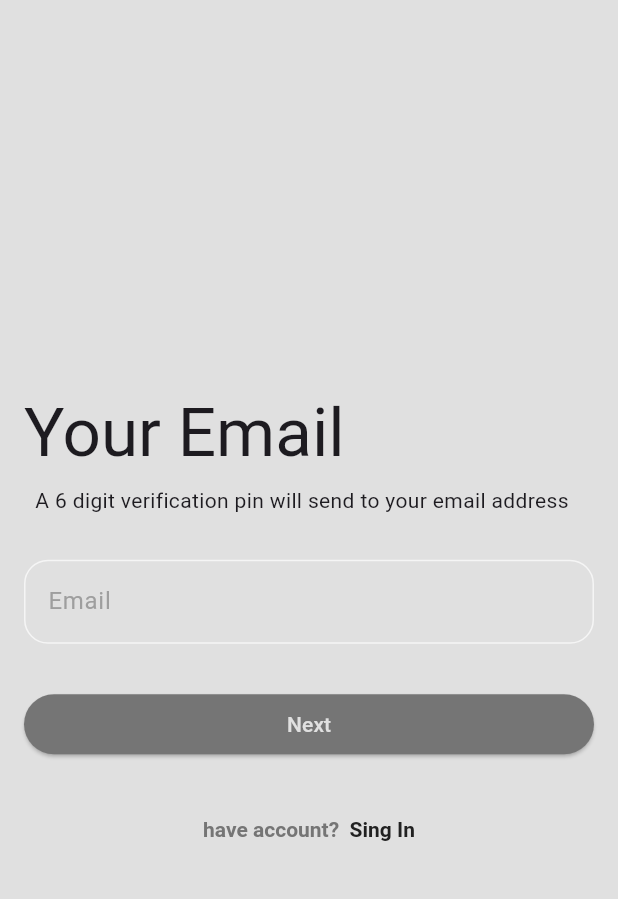
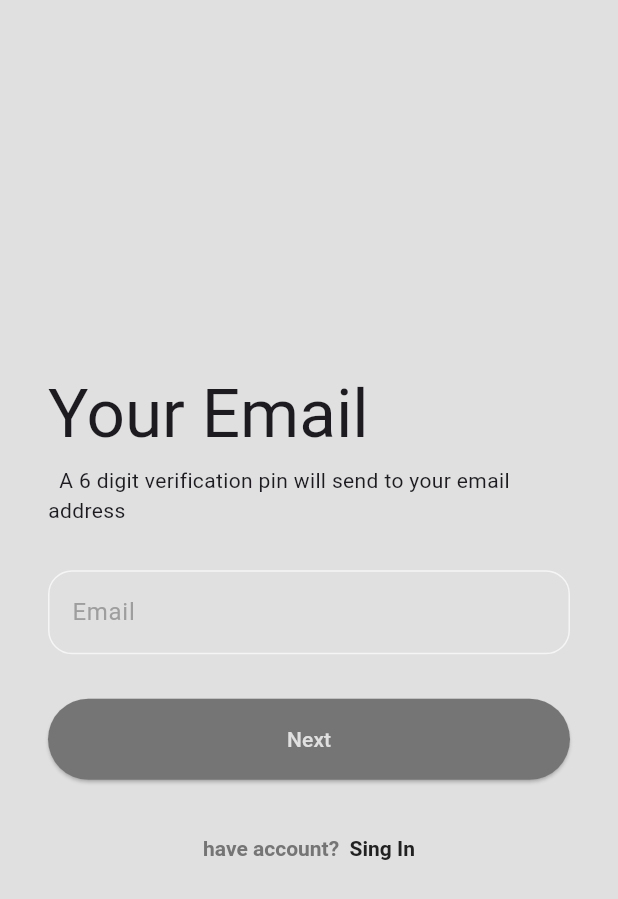
Before and after one commit to IkramulHasanTanvir/TaskManagerGetX, a Flutter app: the screen it shows after launch, after a tap on "Forgot Password?", on a phone screen of 412 x 824 dp. Shown: the top 899 px of the screen. Run offline on Flutter 3.47's test engine with Material 3 defaults, Android fonts, the phone set to English and light mode, and no system bars; our stand-ins replace get, pin_code_fields.

```diff
--- a/lib/UI/screens/otp_verify/otp_verify_screen.dart
+++ b/lib/UI/screens/otp_verify/otp_verify_screen.dart
@@ -4,6 +4,7 @@ import 'package:get/get.dart';
 import 'package:pin_code_fields/pin_code_fields.dart';
 import 'package:task_manager_get_x/UI/screens/sing_in/sing_in_screen.dart';
 import 'package:task_manager_get_x/UI/screens/update_password/update_password_screen.dart';
+import 'package:task_manager_get_x/common/utils/app_padding.dart';
 
 class OtpScreen extends StatefulWidget {
   const OtpScreen({super.key});
@@ -24,7 +25,9 @@ class _OtpScreenState extends State<OtpScreen> {
       backgroundColor: Colors.grey[300],
       body: SafeArea(
         child: Padding(
-          padding: const EdgeInsets.symmetric(horizontal: 16.0),
+          padding: EdgeInsets.symmetric(
+            horizontal: AppPadding.authScreenSidePadding,
+          ),
           child: Column(
             mainAxisAlignment: MainAxisAlignment.center,
             children: [
--- a/lib/UI/screens/sing_in/sing_in_screen.dart
+++ b/lib/UI/screens/sing_in/sing_in_screen.dart
@@ -2,6 +2,7 @@ import 'package:flutter/gestures.dart';
 import 'package:flutter/material.dart';
 import 'package:get/get.dart';
 import 'package:task_manager_get_x/UI/screens/sing_up/sing_up_screen.dart';
+import 'package:task_manager_get_x/common/utils/app_padding.dart';
 import 'package:task_manager_get_x/UI/screens/verification_email/verification_email_screen.dart';
 
 class SingInScreen extends StatefulWidget {
@@ -24,7 +25,9 @@ class _SingInScreenState extends State<SingInScreen> {
       backgroundColor: Colors.grey[300],
       body: SafeArea(
         child: Padding(
-          padding: const EdgeInsets.symmetric(horizontal: 16.0),
+          padding: EdgeInsets.symmetric(
+            horizontal: AppPadding.authScreenSidePadding,
+          ),
           child: Column(
             mainAxisAlignment: MainAxisAlignment.center,
             children: [
@@ -79,7 +82,7 @@ class _SingInScreenState extends State<SingInScreen> {
               return null;
             },
           ),
-          SizedBox(height: size.height * 0.016),
+          SizedBox(height: size.height * 0.026),
           ElevatedButton(
             onPressed: _onTapNextScreen,
             child: const Text('Sing In'),
--- a/lib/UI/screens/sing_up/sing_up_screen.dart
+++ b/lib/UI/screens/sing_up/sing_up_screen.dart
@@ -2,6 +2,7 @@ import 'package:flutter/gestures.dart';
 import 'package:flutter/material.dart';
 import 'package:get/get.dart';
 import 'package:task_manager_get_x/UI/screens/sing_in/sing_in_screen.dart';
+import 'package:task_manager_get_x/common/utils/app_padding.dart';
 
 class SingUpScreen extends StatefulWidget {
   const SingUpScreen({super.key});
@@ -26,7 +27,9 @@ class _SingUpScreenState extends State<SingUpScreen> {
       backgroundColor: Colors.grey[300],
       body: SafeArea(
         child: Padding(
-          padding: const EdgeInsets.symmetric(horizontal: 16.0),
+          padding: EdgeInsets.symmetric(
+            horizontal: AppPadding.authScreenSidePadding,
+          ),
           child: Column(
             mainAxisAlignment: MainAxisAlignment.center,
             children: [
--- a/lib/UI/screens/verification_email/verification_email_screen.dart
+++ b/lib/UI/screens/verification_email/verification_email_screen.dart
@@ -3,6 +3,7 @@ import 'package:flutter/material.dart';
 import 'package:get/get.dart';
 import 'package:task_manager_get_x/UI/screens/otp_verify/otp_verify_screen.dart';
 import 'package:task_manager_get_x/UI/screens/sing_in/sing_in_screen.dart';
+import 'package:task_manager_get_x/common/utils/app_padding.dart';
 
 class VerificationEmailScreen extends StatefulWidget {
   const VerificationEmailScreen({super.key});
@@ -24,7 +25,9 @@ class _VerificationEmailScreenState extends State<VerificationEmailScreen> {
       backgroundColor: Colors.grey[300],
       body: SafeArea(
         child: Padding(
-          padding: const EdgeInsets.symmetric(horizontal: 16.0),
+          padding: EdgeInsets.symmetric(
+            horizontal: AppPadding.authScreenSidePadding,
+          ),
           child: Column(
             mainAxisAlignment: MainAxisAlignment.center,
             children: [
--- a/lib/app.dart
+++ b/lib/app.dart
@@ -35,7 +35,7 @@ class TaskManagerApp extends StatelessWidget {
         style: ElevatedButton.styleFrom(
           backgroundColor: Colors.grey[600],
           foregroundColor: Colors.grey[300],
-          fixedSize: const Size.fromWidth(double.maxFinite),
+          fixedSize: const Size(double.maxFinite,54),
         ),
       );
   }
--- /dev/null
+++ b/lib/common/utils/app_padding.dart
@@ -0,0 +1,5 @@
+class AppPadding {
+  static double defaultPadding = 16;
+
+  static double authScreenSidePadding = 32;
+}
--- a/pubspec.yaml
+++ b/pubspec.yaml
@@ -37,6 +37,7 @@ dependencies:
   cupertino_icons: ^1.0.8
   get: ^4.6.6
   pin_code_fields: ^8.0.1
+  http: ^1.2.2
 
 dev_dependencies:
   flutter_test:
```
Also changed, not shown: lib/UI/screens/update_password/update_password_screen.dart (+7 -3 lines), lib/common/widgets/show_snack_massage.dart (added, +11 -0 lines), lib/data/models/network_response.dart (added, +12 -0 lines), lib/data/services/network_caller.dart (added, +43 -0 lines), lib/data/utils/urls.dart (added, +33 -0 lines), pubspec.lock.
